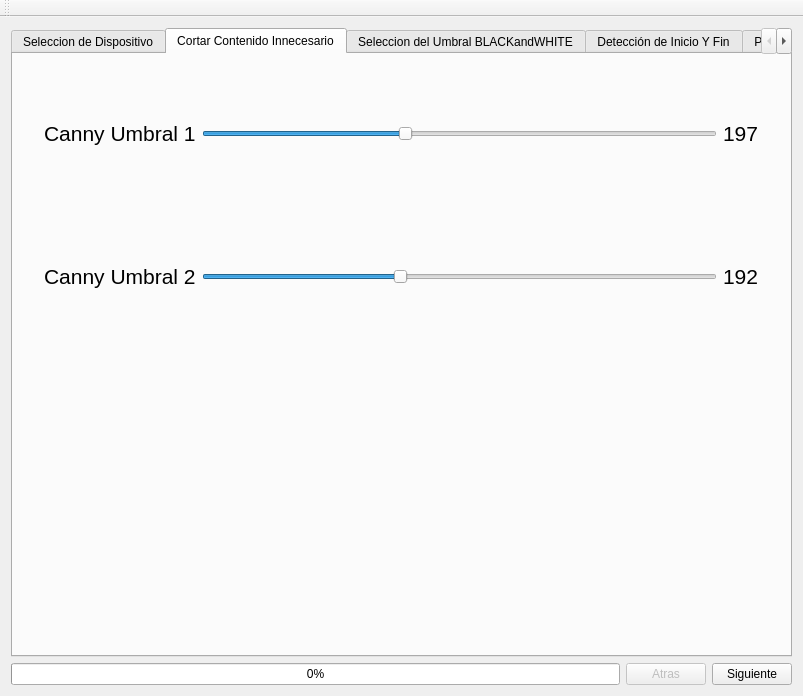
Before: the Qt Designer form ventanaprincipal.ui in dianjuar/ModuloVisionArtifiical_ACO, drawn with Qt 5.
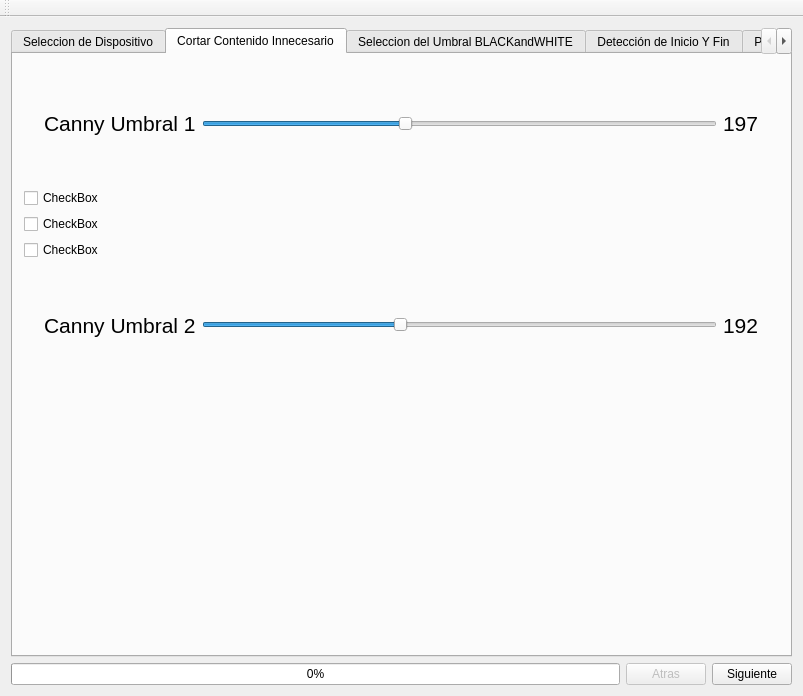
After: the same form once the commit is applied. The open tabs and pages were chosen to show the change. Icons and pictures are not drawn.

Commit message: corrección de bugs

```diff
--- a/ventanaprincipal.ui
+++ b/ventanaprincipal.ui
@@ -200,6 +200,27 @@
           </item>
          </layout>
         </item>
+        <item>
+         <widget class="QCheckBox" name="checkBox_3">
+          <property name="text">
+           <string>CheckBox</string>
+          </property>
+         </widget>
+        </item>
+        <item>
+         <widget class="QCheckBox" name="checkBox_2">
+          <property name="text">
+           <string>CheckBox</string>
+          </property>
+         </widget>
+        </item>
+        <item>
+         <widget class="QCheckBox" name="checkBox">
+          <property name="text">
+           <string>CheckBox</string>
+          </property>
+         </widget>
+        </item>
         <item>
          <layout class="QHBoxLayout" name="horizontalLayout_5">
           <item>
```
Left out of the diff: 2 changed lines with no effect on the pictures. The commit also changes 2 other files.
